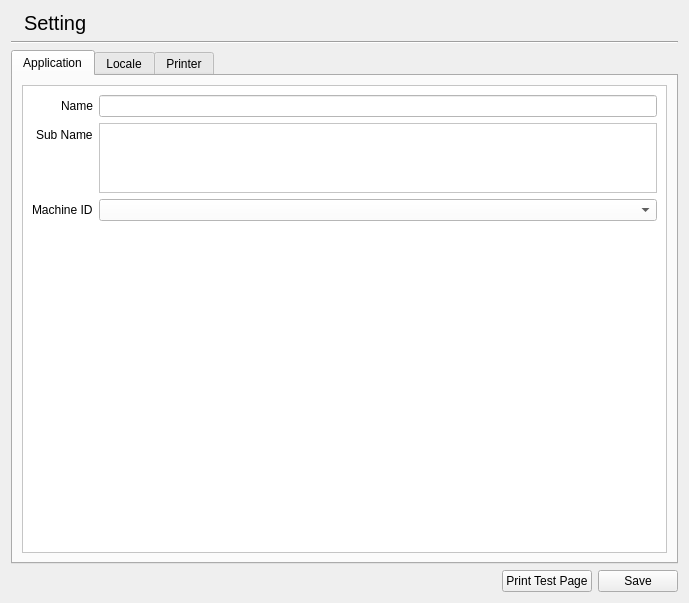
First picture: the form in libgui/setting/settingwidget.ui, repository apinprastya/sultan, before the edit.
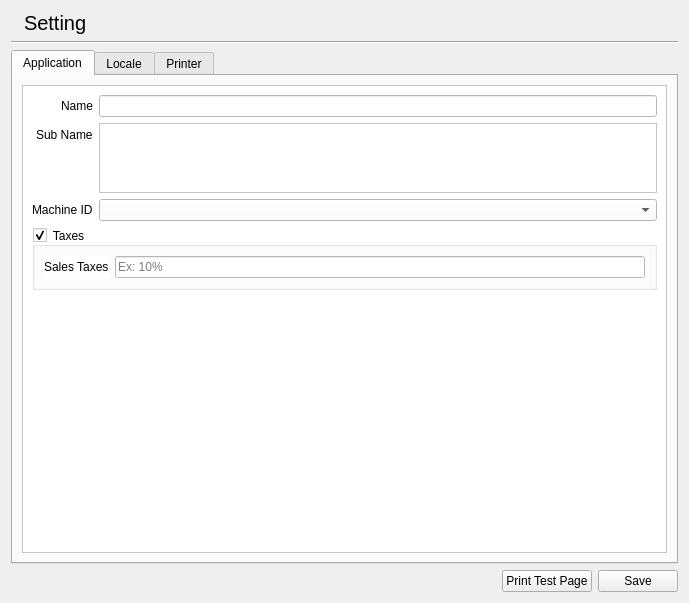
Second picture: the form after the edit. The open tabs and pages were chosen to show the change. Icons and pictures are not drawn.

The edit to the form file:
```diff
--- a/libgui/setting/settingwidget.ui
+++ b/libgui/setting/settingwidget.ui
@@ -77,8 +77,8 @@
            <rect>
             <x>0</x>
             <y>0</y>
-            <width>645</width>
-            <height>459</height>
+            <width>647</width>
+            <height>452</height>
            </rect>
           </property>
           <layout class="QVBoxLayout" name="verticalLayout_11">
@@ -132,6 +132,48 @@
              </item>
             </layout>
            </item>
+           <item>
+            <widget class="QGroupBox" name="groupBoxTax">
+             <property name="title">
+              <string>Taxes</string>
+             </property>
+             <property name="checkable">
+              <bool>true</bool>
+             </property>
+             <property name="checked">
+              <bool>true</bool>
+             </property>
+             <layout class="QFormLayout" name="formLayout_8">
+              <item row="0" column="0">
+               <widget class="QLabel" name="label_25">
+                <property name="text">
+                 <string>Sales Taxes</string>
+                </property>
+               </widget>
+              </item>
+              <item row="0" column="1">
+               <widget class="QLineEdit" name="lineSalesTax">
+                <property name="placeholderText">
+                 <string>Ex: 10%</string>
+                </property>
+               </widget>
+              </item>
+             </layout>
+            </widget>
+           </item>
+           <item>
+            <spacer name="verticalSpacer_3">
+             <property name="orientation">
+              <enum>Qt::Vertical</enum>
+             </property>
+             <property name="sizeHint" stdset="0">
+              <size>
+               <width>20</width>
+               <height>40</height>
+              </size>
+             </property>
+            </spacer>
+           </item>
           </layout>
          </widget>
         </widget>
```
Left out of the diff: 10 changed lines with no effect on the pictures.
